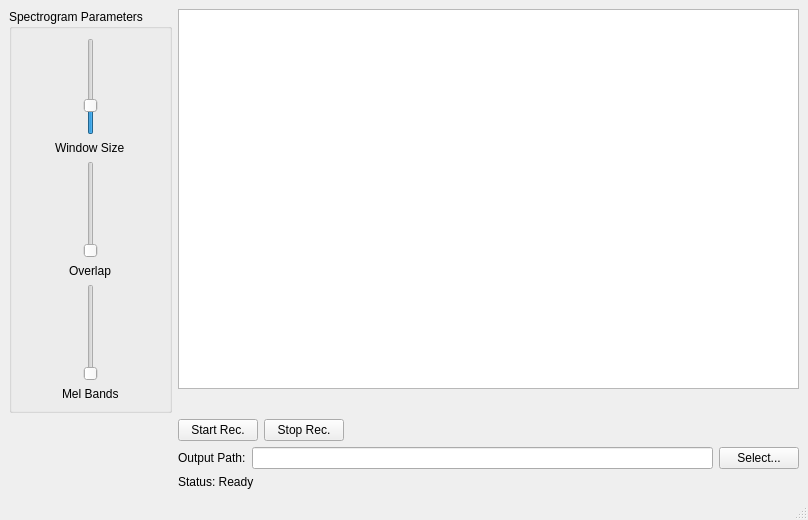
Above: EchoGrapherQT/mainwindow.ui from AliTahir-101/EchoGrapher before the change. Below: the same form after it.
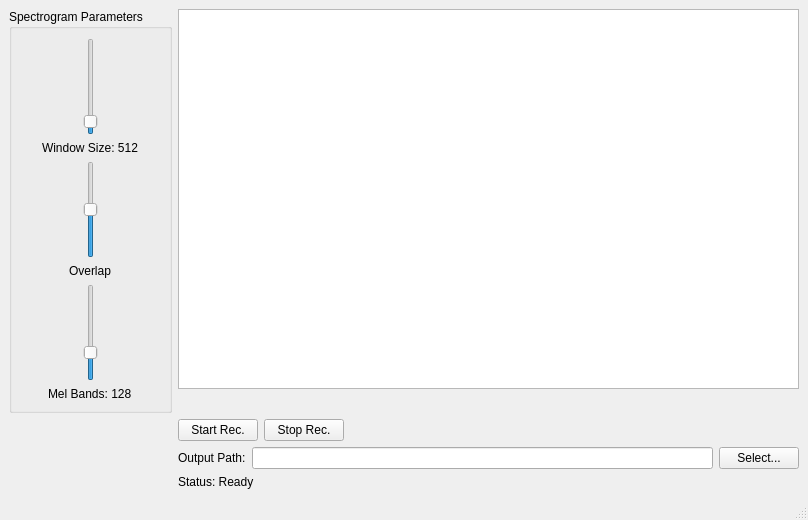
That is the form after the change.

What changed in the file:
```diff
--- a/EchoGrapherQT/mainwindow.ui
+++ b/EchoGrapherQT/mainwindow.ui
@@ -24,13 +24,16 @@
        <item alignment="Qt::AlignHCenter">
         <widget class="QSlider" name="windowSizeslider">
          <property name="minimum">
-          <number>256</number>
+          <number>460</number>
          </property>
          <property name="maximum">
           <number>1200</number>
          </property>
          <property name="singleStep">
-          <number>10</number>
+          <number>1</number>
+         </property>
+         <property name="pageStep">
+          <number>1</number>
          </property>
          <property name="value">
           <number>512</number>
@@ -43,12 +46,27 @@
        <item alignment="Qt::AlignHCenter">
         <widget class="QLabel" name="windowSlabel">
          <property name="text">
-          <string>Window Size</string>
+          <string>Window Size: 512</string>
          </property>
         </widget>
        </item>
        <item alignment="Qt::AlignHCenter">
         <widget class="QSlider" name="overlapSlider">
+         <property name="minimum">
+          <number>1</number>
+         </property>
+         <property name="maximum">
+          <number>9</number>
+         </property>
+         <property name="pageStep">
+          <number>1</number>
+         </property>
+         <property name="value">
+          <number>5</number>
+         </property>
+         <property name="tracking">
+          <bool>true</bool>
+         </property>
          <property name="orientation">
           <enum>Qt::Vertical</enum>
          </property>
@@ -64,13 +82,19 @@
        <item alignment="Qt::AlignHCenter">
         <widget class="QSlider" name="melBandSlider">
          <property name="minimum">
-          <number>2</number>
+          <number>1</number>
          </property>
          <property name="maximum">
-          <number>256</number>
+          <number>500</number>
          </property>
          <property name="singleStep">
-          <number>2</number>
+          <number>1</number>
+         </property>
+         <property name="pageStep">
+          <number>1</number>
+         </property>
+         <property name="value">
+          <number>128</number>
          </property>
          <property name="orientation">
           <enum>Qt::Vertical</enum>
@@ -80,7 +104,7 @@
        <item alignment="Qt::AlignHCenter">
         <widget class="QLabel" name="label_3">
          <property name="text">
-          <string>Mel Bands</string>
+          <string>Mel Bands: 128</string>
          </property>
         </widget>
        </item>
```
Left out of the diff: 4 changed lines with no effect on the pictures.
